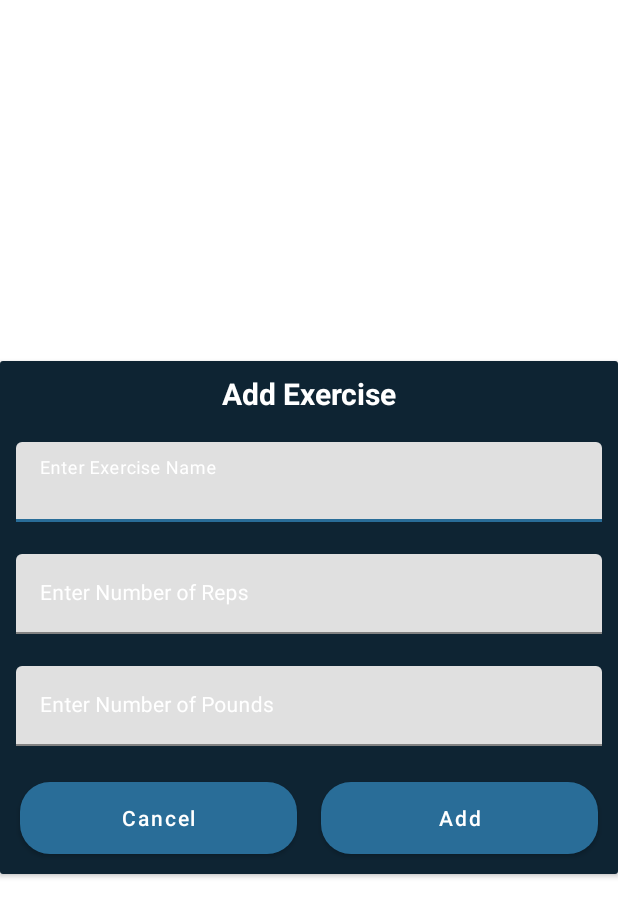
After one commit to Tu-LucD/PR-Manager, an Android app: the layout exercise_add_dialog.xml on its own in the app's theme, with its tools: preview values and no code run, on a phone screen of 412 x 824 dp. The commit adds this screen. Shown: the top 917 px of the screen. Run offline under Robolectric (Android 15) with nearby library versions, the phone set to English and light mode, and no system bars.

Commit message:
Did most of basic recycler view functionality

```diff
--- a/app/src/main/AndroidManifest.xml
+++ b/app/src/main/AndroidManifest.xml
@@ -6,7 +6,8 @@
         android:allowBackup="true"
         android:dataExtractionRules="@xml/data_extraction_rules"
         android:fullBackupContent="@xml/backup_rules"
-        android:icon="@mipmap/ic_launcher"
+        android:icon="@drawable/musclebook"
+        android:roundIcon="@drawable/musclebook"
         android:label="@string/app_name"
         android:supportsRtl="true"
         android:theme="@style/Theme.PRManager"
--- /dev/null
+++ b/app/src/main/res/drawable/custom_button_back.xml
@@ -0,0 +1,6 @@
+<?xml version="1.0" encoding="utf-8"?>
+<shape xmlns:android="http://schemas.android.com/apk/res/android"
+    android:shape="rectangle">
+<corners android:radius="20dp"/>
+    <solid android:color="@color/blue_shade_2"/>
+</shape>
--- /dev/null
+++ b/app/src/main/res/layout/exercise_add_dialog.xml
@@ -0,0 +1,122 @@
+<?xml version="1.0" encoding="utf-8"?>
+<androidx.cardview.widget.CardView xmlns:android="http://schemas.android.com/apk/res/android"
+    android:layout_width="match_parent"
+    android:layout_height="wrap_content"
+    xmlns:app="http://schemas.android.com/apk/res-auto"
+    android:layout_gravity="center">
+
+    <RelativeLayout
+        android:layout_width="match_parent"
+        android:layout_height="wrap_content"
+        android:background="@color/blue_shade_1"
+        >
+        <TextView
+            android:layout_width="match_parent"
+            android:layout_height="wrap_content"
+            android:text="Add Exercise"
+            android:textAllCaps="false"
+            android:textAlignment="center"
+            android:textColor="@color/white"
+            android:textStyle="bold"
+            android:textSize="20sp"
+            android:padding="4dp"
+            android:layout_margin="4dp"
+            android:id="@+id/idTVHeading"
+            />
+        <LinearLayout
+            android:layout_width="match_parent"
+            android:layout_height="wrap_content"
+            android:orientation="vertical"
+            android:layout_below="@id/idTVHeading"
+            >
+            <com.google.android.material.textfield.TextInputLayout
+                style="@style/TextInputEditTheme"
+                android:layout_width="match_parent"
+                android:layout_height="wrap_content"
+                android:layout_margin="5dp"
+                android:hint="Enter Exercise Name"
+                android:padding="5dp"
+                android:textColorHint="@color/white"
+                app:hintTextColor="@color/white"
+                >
+                <com.google.android.material.textfield.TextInputEditText
+                    android:id="@+id/idEditItemName"
+                    android:layout_width="match_parent"
+                    android:layout_height="wrap_content"
+                    android:inputType="text"
+                    android:textColor="@color/white"
+                    android:textColorHint="@color/white"
+                    android:textSize="14sp" />
+            </com.google.android.material.textfield.TextInputLayout>
+
+            <com.google.android.material.textfield.TextInputLayout
+                style="@style/TextInputEditTheme"
+                android:layout_width="match_parent"
+                android:layout_height="wrap_content"
+                android:layout_margin="5dp"
+                android:hint="Enter Number of Reps"
+                android:padding="5dp"
+                android:textColorHint="@color/white"
+                app:hintTextColor="@color/white">
+
+                <com.google.android.material.textfield.TextInputEditText
+                    android:id="@+id/idEditNumberReps"
+                    android:layout_width="match_parent"
+                    android:layout_height="wrap_content"
+                    android:inputType="number"
+                    android:textColor="@color/white"
+                    android:textColorHint="@color/white"
+                    android:textSize="14sp" />
+            </com.google.android.material.textfield.TextInputLayout>
+
+            <com.google.android.material.textfield.TextInputLayout
+                style="@style/TextInputEditTheme"
+                android:layout_width="match_parent"
+                android:layout_height="wrap_content"
+                android:layout_margin="5dp"
+                android:hint="Enter Number of Pounds"
+                android:padding="5dp"
+                android:textColorHint="@color/white"
+                app:hintTextColor="@color/white">
+
+                <com.google.android.material.textfield.TextInputEditText
+                    android:id="@+id/idEditNumberPounds"
+                    android:layout_width="match_parent"
+                    android:layout_height="wrap_content"
+                    android:inputType="number"
+                    android:textColor="@color/white"
+                    android:textColorHint="@color/white"
+                    android:textSize="14sp" />
+            </com.google.android.material.textfield.TextInputLayout>
+
+            <LinearLayout
+                android:layout_width="match_parent"
+                android:layout_height="wrap_content"
+                android:orientation="horizontal"
+                android:layout_margin="5dp"
+                android:weightSum="2"
+                >
+                <Button
+                    android:id="@+id/idBtnCancel"
+                    android:layout_width="match_parent"
+                    android:layout_height="wrap_content"
+                    android:layout_margin="8dp"
+                    android:layout_weight="1"
+                    android:background="@drawable/custom_button_back"
+                    android:text="Cancel"
+                    android:textAllCaps="false" />
+
+                <Button
+                    android:id="@+id/idBtnAdd"
+                    android:layout_width="match_parent"
+                    android:layout_height="wrap_content"
+                    android:layout_margin="8dp"
+                    android:layout_weight="1"
+                    android:background="@drawable/custom_button_back"
+                    android:text="Add"
+                    android:textAllCaps="false" />
+            </LinearLayout>
+        </LinearLayout>
+    </RelativeLayout>
+
+</androidx.cardview.widget.CardView>
```
Also changed, not shown: app/src/main/java/com/example/prmanager/ExerciseRVAdapter.kt (+42 -1 lines), app/src/main/java/com/example/prmanager/MainActivity.kt (+64 -1 lines), app/src/main/java/com/example/prmanager/ExerciseItems.kt (renamed from app/src/main/java/com/example/prmanager/ExerciseItem.kt), app/src/main/res/drawable/musclebook.png (added).
